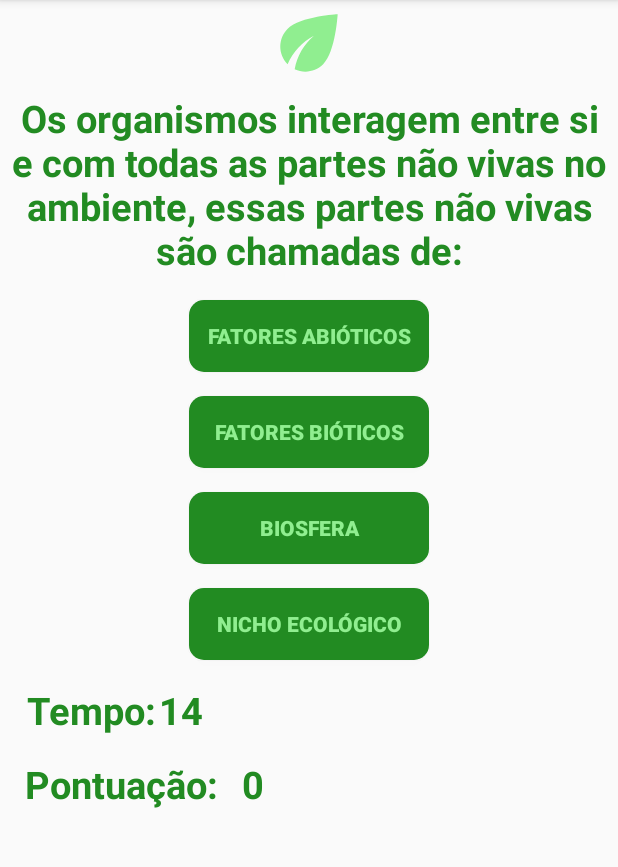
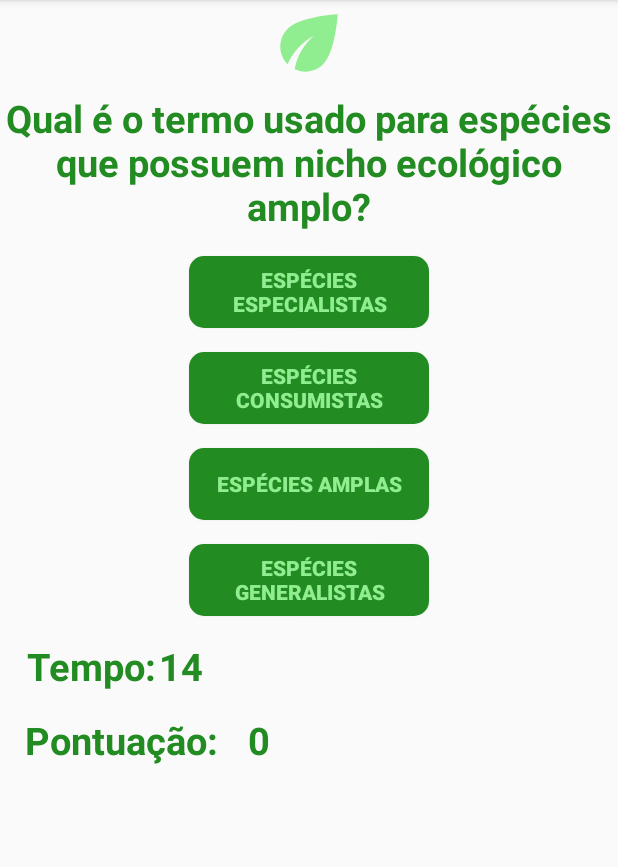
Before and after one commit to RenanSouzadeOliveira/EcoQuizMobile, an Android app: the Normal5 screen opened directly, with no data from a screen before it, on a phone screen of 412 x 824 dp, the part 84-951 px from its top. Run offline under Robolectric (Android 15) with nearby library versions, the phone set to English and light mode, and no system bars; our stand-ins replace AdMob; libraries missing offline, so code that uses them is left out: com.koushikdutta.async, com.koushikdutta.ion; pictures from the network do not load; 5 statements that could not run were skipped.

Commit message:
Tela 'NORMAL5' implementada.

```diff
--- a/app/src/main/AndroidManifest.xml
+++ b/app/src/main/AndroidManifest.xml
@@ -11,8 +11,9 @@
         android:roundIcon="@mipmap/ic_launcher_round"
         android:supportsRtl="true"
         android:theme="@style/AppTheme">
-        <activity android:name=".normal.Normal4"></activity>
-        <activity android:name=".normal.Normal3" />
+        <activity android:name=".normal.Normal5"  android:screenOrientation="portrait"></activity>
+        <activity android:name=".normal.Normal4"  android:screenOrientation="portrait"/>
+        <activity android:name=".normal.Normal3"  android:screenOrientation="portrait"/>
         <activity
             android:name=".normal.Normal2"
             android:screenOrientation="portrait" />
--- a/app/src/main/java/com/example/ecoquiz/controll/PartidaController.java
+++ b/app/src/main/java/com/example/ecoquiz/controll/PartidaController.java
@@ -20,6 +20,7 @@ public class PartidaController {
         respostas.add("HABITAT");
         respostas.add("VACA");
         respostas.add("FATORES ABIÓTICOS");
+        respostas.add("ESPÉCIES GENERALISTAS");
 
 
         if(respostas.contains(alternativa)){
--- a/app/src/main/java/com/example/ecoquiz/normal/Normal4.java
+++ b/app/src/main/java/com/example/ecoquiz/normal/Normal5.java
@@ -31,7 +31,7 @@ import com.google.gson.JsonObject;
 import com.koushikdutta.async.future.FutureCallback;
 import com.koushikdutta.ion.Ion;
 
-public class Normal4 extends AppCompatActivity {
+public class Normal5 extends AppCompatActivity {
     private AlertDialog alerta;
     private CountDownTimer relogio;
     private RewardedAd rewardedAd;
@@ -43,7 +43,7 @@ public class Normal4 extends AppCompatActivity {
     @Override
     protected void onCreate(Bundle savedInstanceState) {
         super.onCreate(savedInstanceState);
-        setContentView(R.layout.activity_normal4);
+        setContentView(R.layout.activity_normal5);
         player = getIntent().getExtras().getParcelable("user");
         TextView pontuacao = (TextView)findViewById(R.id.txtPontuacaoAtual);
         pontuacao.setText(Integer.toString(player.getPontuacao()));
@@ -85,7 +85,7 @@ public class Normal4 extends AppCompatActivity {
             botao.setBackground(getResources().getDrawable(R.drawable.buttonverify));
             relogio.cancel();
             player.setPontuacao(Integer.parseInt(cronometro.getText().toString()));
-            Intent it = new Intent(Normal4.this, Normal3.class);
+            Intent it = new Intent(Normal5.this, Normal3.class);
             it.putExtra("user",player);
             startActivityForResult(it, 0);
         } else{
@@ -94,7 +94,7 @@ public class Normal4 extends AppCompatActivity {
             mp.start();
             botao.setBackground(getResources().getDrawable(R.drawable.buttonerror));
             relogio.cancel();
-            Intent it = new Intent(Normal4.this, Normal3.class);
+            Intent it = new Intent(Normal5.this, Normal3.class);
             it.putExtra("user",player);
             startActivityForResult(it, 0);
         }
@@ -112,7 +112,7 @@ public class Normal4 extends AppCompatActivity {
             botao.setBackground(getResources().getDrawable(R.drawable.buttonverify));
             relogio.cancel();
             player.setPontuacao(Integer.parseInt(cronometro.getText().toString()));
-            Intent it = new Intent(Normal4.this, Normal3.class);
+            Intent it = new Intent(Normal5.this, Normal3.class);
             it.putExtra("user",player);
             startActivityForResult(it, 0);
         } else{
@@ -121,7 +121,7 @@ public class Normal4 extends AppCompatActivity {
             mp.start();
             botao.setBackground(getResources().getDrawable(R.drawable.buttonerror));
             relogio.cancel();
-            Intent it = new Intent(Normal4.this, Normal3.class);
+            Intent it = new Intent(Normal5.this, Normal3.class);
             it.putExtra("user", player);
             startActivityForResult(it, 0);
         }
@@ -139,7 +139,7 @@ public class Normal4 extends AppCompatActivity {
             botao.setBackground(getResources().getDrawable(R.drawable.buttonverify));
             relogio.cancel();
             player.setPontuacao(Integer.parseInt(cronometro.getText().toString()));
-            Intent it = new Intent(Normal4.this, Normal3.class);
+            Intent it = new Intent(Normal5.this, Normal3.class);
             it.putExtra("user",player);
             startActivityForResult(it, 0);
         } else{
@@ -148,7 +148,7 @@ public class Normal4 extends AppCompatActivity {
             mp.start();
             botao.setBackground(getResources().getDrawable(R.drawable.buttonerror));
             relogio.cancel();
-            Intent it = new Intent(Normal4.this, Normal3.class);
+            Intent it = new Intent(Normal5.this, Normal3.class);
             it.putExtra("user", player);
             startActivityForResult(it, 0);
         }
@@ -166,7 +166,7 @@ public class Normal4 extends AppCompatActivity {
             botao.setBackground(getResources().getDrawable(R.drawable.buttonverify));
             relogio.cancel();
             player.setPontuacao(Integer.parseInt(cronometro.getText().toString()));
-            Intent it = new Intent(Normal4.this, Normal3.class);
+            Intent it = new Intent(Normal5.this, Normal3.class);
             it.putExtra("user",player);
             startActivityForResult(it, 0);
         } else{
@@ -175,7 +175,7 @@ public class Normal4 extends AppCompatActivity {
             mp.start();
             botao.setBackground(getResources().getDrawable(R.drawable.buttonerror));
             relogio.cancel();
-            Intent it = new Intent(Normal4.this, Normal3.class);
+            Intent it = new Intent(Normal5.this, Normal3.class);
             it.putExtra("user",player);
             startActivityForResult(it, 0);
         }
@@ -196,7 +196,7 @@ public class Normal4 extends AppCompatActivity {
                 @Override
                 public void onClick(View v) {
                     registrarOnline(player.getNome().toString(), player.getPontuacao());
-                    Intent it = new Intent(Normal4.this, MainActivity.class);
+                    Intent it = new Intent(Normal5.this, MainActivity.class);
                     startActivityForResult(it, 0);
                 }
             });
@@ -205,7 +205,7 @@ public class Normal4 extends AppCompatActivity {
                 @Override
                 public void onClick(View v) {
                     if (rewardedAd.isLoaded()) {
-                        Activity activityContext = Normal4.this;
+                        Activity activityContext = Normal5.this;
                         RewardedAdCallback adCallback = new RewardedAdCallback() {
                             @Override
                             public void onRewardedAdOpened() {
@@ -219,14 +219,14 @@ public class Normal4 extends AppCompatActivity {
 
                             @Override
                             public void onUserEarnedReward(@NonNull RewardItem rewardItem) {
-                                AlertDialog.Builder abc = new AlertDialog.Builder(Normal4.this);
+                                AlertDialog.Builder abc = new AlertDialog.Builder(Normal5.this);
                                 View dialog = getLayoutInflater().inflate(R.layout.dialog_continuar, null);
                                 Button btnContinue = (Button)dialog.findViewById(R.id.btnContinuar);
 
                                 btnContinue.setOnClickListener(new View.OnClickListener() {
                                     @Override
                                     public void onClick(View v) {
-                                        Intent it = new Intent(Normal4.this, Normal3.class);
+                                        Intent it = new Intent(Normal5.this, Normal3.class);
                                         it.putExtra("user",player);
                                         startActivityForResult(it, 0);
                                     }
@@ -257,7 +257,7 @@ public class Normal4 extends AppCompatActivity {
             msg.setNegativeButton("OK", new DialogInterface.OnClickListener() {
                 @Override
                 public void onClick(DialogInterface dialog, int which) {
-                    Intent it = new Intent(Normal4.this, MainActivity.class);
+                    Intent it = new Intent(Normal5.this, MainActivity.class);
                     startActivityForResult(it, 0);
                 }
             });
--- /dev/null
+++ b/app/src/main/res/layout/activity_normal5.xml
@@ -0,0 +1,162 @@
+<?xml version="1.0" encoding="utf-8"?>
+<RelativeLayout xmlns:android="http://schemas.android.com/apk/res/android"
+    xmlns:app="http://schemas.android.com/apk/res-auto"
+    xmlns:tools="http://schemas.android.com/tools"
+    android:layout_width="match_parent"
+    android:layout_height="match_parent"
+    tools:context=".normal.Normal5">
+
+    <ScrollView
+        android:layout_width="match_parent"
+        android:layout_height="match_parent">
+
+        <LinearLayout
+            android:layout_width="match_parent"
+            android:layout_height="wrap_content"
+            android:orientation="vertical" >
+
+            <androidx.constraintlayout.widget.ConstraintLayout
+                android:layout_width="match_parent"
+                android:layout_height="match_parent">
+
+                <ImageView
+                    android:id="@+id/imgLogo"
+                    android:layout_width="0dp"
+                    android:layout_height="57dp"
+                    app:layout_constraintEnd_toEndOf="parent"
+                    app:layout_constraintStart_toStartOf="parent"
+                    app:layout_constraintTop_toTopOf="parent"
+                    app:srcCompat="@drawable/ic_baseline_eco_24" />
+
+                <TextView
+                    android:id="@+id/txtEnunciado"
+                    android:layout_width="0dp"
+                    android:layout_height="wrap_content"
+                    android:layout_marginTop="4dp"
+                    android:text="@string/enunciado_normal5"
+                    android:textAlignment="center"
+                    android:textColor="@color/colorPrimary"
+                    android:textSize="25sp"
+                    android:textStyle="bold"
+                    app:layout_constraintEnd_toEndOf="parent"
+                    app:layout_constraintStart_toStartOf="parent"
+                    app:layout_constraintTop_toBottomOf="@+id/imgLogo" />
+
+                <Button
+                    android:id="@+id/btnResposta0"
+                    android:layout_width="160dp"
+                    android:layout_height="0dp"
+                    android:layout_marginTop="16dp"
+                    android:background="@drawable/buttonstyle"
+                    android:onClick="verificarResposta0"
+                    android:text="@string/R0N5"
+                    android:textAlignment="center"
+                    android:textColor="@color/colotSecundari"
+                    android:textStyle="bold"
+                    app:layout_constraintEnd_toEndOf="parent"
+                    app:layout_constraintStart_toStartOf="parent"
+                    app:layout_constraintTop_toBottomOf="@+id/txtEnunciado" />
+
+                <Button
+                    android:id="@+id/btnResposta1"
+                    android:layout_width="160dp"
+                    android:layout_height="0dp"
+                    android:layout_marginTop="16dp"
+                    android:background="@drawable/buttonstyle"
+                    android:onClick="verificarResposta1"
+                    android:text="@string/R1N5"
+                    android:textAlignment="center"
+                    android:textColor="@color/colotSecundari"
+                    android:textStyle="bold"
+                    app:layout_constraintEnd_toEndOf="@+id/btnResposta0"
+                    app:layout_constraintStart_toStartOf="@+id/btnResposta0"
+                    app:layout_constraintTop_toBottomOf="@+id/btnResposta0" />
+
+                <Button
+                    android:id="@+id/btnResposta2"
+                    android:layout_width="160dp"
+                    android:layout_height="0dp"
+                    android:layout_marginTop="16dp"
+                    android:background="@drawable/buttonstyle"
+                    android:onClick="verificarResposta2"
+                    android:text="@string/R2N5"
+                    android:textAlignment="center"
+                    android:textColor="@color/colotSecundari"
+                    android:textStyle="bold"
+                    app:layout_constraintEnd_toEndOf="@+id/btnResposta1"
+                    app:layout_constraintStart_toStartOf="@+id/btnResposta1"
+                    app:layout_constraintTop_toBottomOf="@+id/btnResposta1" />
+
+                <Button
+                    android:id="@+id/btnResposta3"
+                    android:layout_width="160dp"
+                    android:layout_height="0dp"
+                    android:layout_marginTop="16dp"
+                    android:background="@drawable/buttonstyle"
+                    android:onClick="verificarResposta3"
+                    android:text="@string/R3N5"
+                    android:textAlignment="center"
+                    android:textColor="@color/colotSecundari"
+                    android:textStyle="bold"
+                    app:layout_constraintEnd_toEndOf="@+id/btnResposta2"
+                    app:layout_constraintStart_toStartOf="@+id/btnResposta2"
+                    app:layout_constraintTop_toBottomOf="@+id/btnResposta2" />
+
+                <TextView
+                    android:id="@+id/txtTempo"
+                    android:layout_width="90dp"
+                    android:layout_height="33dp"
+                    android:layout_marginStart="16dp"
+                    android:layout_marginTop="16dp"
+                    android:text="@string/tempo"
+                    android:textAlignment="center"
+                    android:textColor="@color/colorPrimary"
+                    android:textSize="25sp"
+                    android:textStyle="bold"
+                    app:layout_constraintStart_toStartOf="parent"
+                    app:layout_constraintTop_toBottomOf="@+id/btnResposta3" />
+
+                <TextView
+                    android:id="@+id/txtCronometro"
+                    android:layout_width="30dp"
+                    android:layout_height="33dp"
+                    android:layout_marginTop="16dp"
+                    android:text="@string/crNormal"
+                    android:textAlignment="center"
+                    android:textColor="@color/colorPrimary"
+                    android:textSize="25sp"
+                    android:textStyle="bold"
+                    app:layout_constraintStart_toEndOf="@+id/txtTempo"
+                    app:layout_constraintTop_toBottomOf="@+id/btnResposta3" />
+
+                <TextView
+                    android:id="@+id/txtPontuacao"
+                    android:layout_width="130dp"
+                    android:layout_height="33dp"
+                    android:layout_marginTop="16dp"
+                    android:text="@string/pontuacao"
+                    android:textAlignment="center"
+                    android:textColor="@color/colorPrimary"
+                    android:textSize="25sp"
+                    android:textStyle="bold"
+                    app:layout_constraintStart_toStartOf="@+id/txtTempo"
+                    app:layout_constraintTop_toBottomOf="@+id/txtTempo" />
+
+                <TextView
+                    android:id="@+id/txtPontuacaoAtual"
+                    android:layout_width="45dp"
+                    android:layout_height="33dp"
+                    android:layout_marginStart="4dp"
+                    android:layout_marginTop="16dp"
+                    android:text="@string/pontuacaoAtual"
+                    android:textAlignment="center"
+                    android:textColor="@color/colorPrimary"
+                    android:textSize="25sp"
+                    android:textStyle="bold"
+                    app:layout_constraintStart_toEndOf="@+id/txtPontuacao"
+                    app:layout_constraintTop_toBottomOf="@+id/txtCronometro" />
+            </androidx.constraintlayout.widget.ConstraintLayout>
+        </LinearLayout>
+    </ScrollView>
+
+</RelativeLayout>
--- a/app/src/main/res/values/strings.xml
+++ b/app/src/main/res/values/strings.xml
@@ -35,4 +35,9 @@
     <string name="R1N4">FATORES BIÓTICOS</string>
     <string name="R2N4">BIOSFERA</string>
     <string name="R3N4">NICHO ECOLÓGICO</string>
+    <string name="enunciado_normal5">Qual é o termo usado para espécies que possuem nicho ecológico amplo?</string>
+    <string name="R0N5">ESPÉCIES ESPECIALISTAS</string>
+    <string name="R1N5">ESPÉCIES CONSUMISTAS</string>
+    <string name="R2N5">ESPÉCIES AMPLAS</string>
+    <string name="R3N5">ESPÉCIES GENERALISTAS</string>
 </resources>
```
